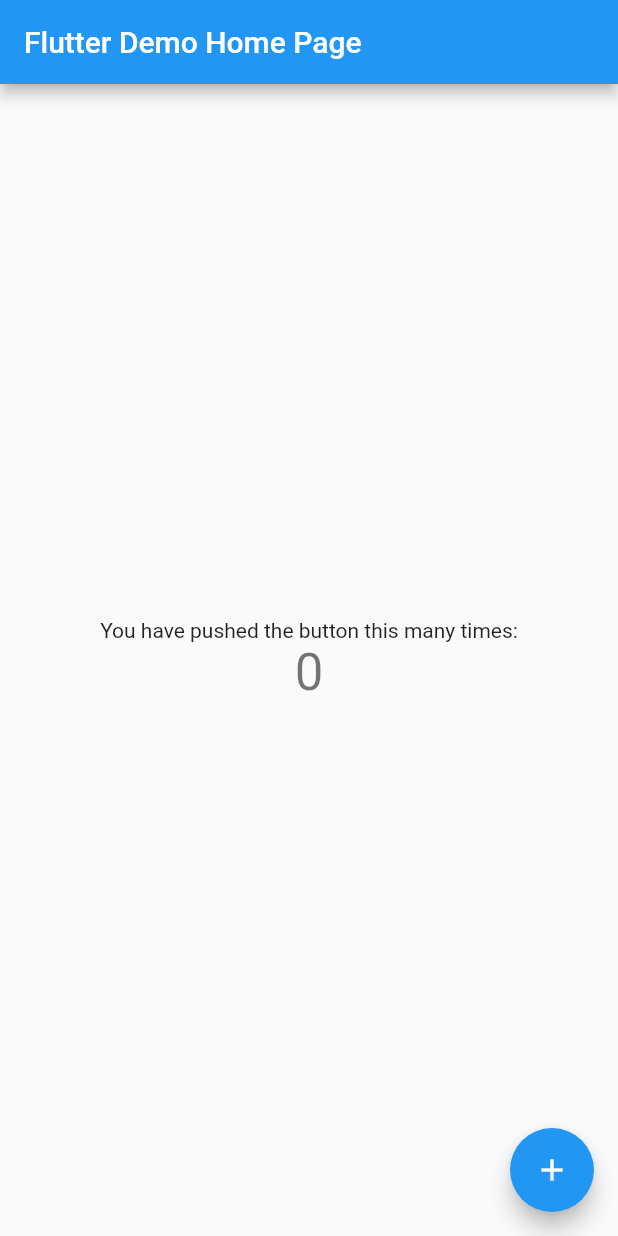
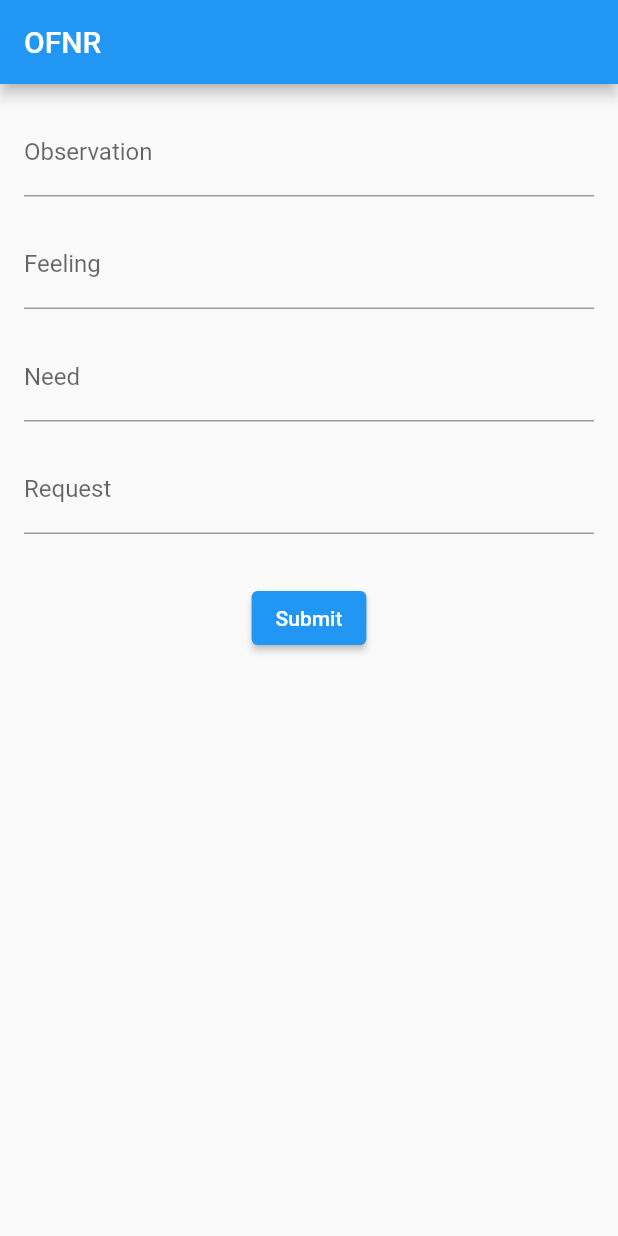
Before and after one commit to qemqemqem/nvcapp, a Flutter app: the screen it shows after launch, on a phone screen of 412 x 824 dp. Run offline on Flutter 3.47's test engine with Material 2 defaults, Android fonts, the phone set to English and light mode, and no system bars.

Commit message:
0.1 cor4

```diff
--- a/Flutter App/cor_4/lib/main.dart
+++ b/Flutter App/cor_4/lib/main.dart
@@ -7,109 +7,107 @@ void main() {
 class MyApp extends StatelessWidget {
   const MyApp({super.key});
 
-  // This widget is the root of your application.
   @override
   Widget build(BuildContext context) {
     return MaterialApp(
-      title: 'Flutter Demo',
+      title: 'OFNR App',
       theme: ThemeData(
-        // This is the theme of your application.
-        //
-        // Try running your application with "flutter run". You'll see the
-        // application has a blue toolbar. Then, without quitting the app, try
-        // changing the primarySwatch below to Colors.green and then invoke
-        // "hot reload" (press "r" in the console where you ran "flutter run",
-        // or simply save your changes to "hot reload" in a Flutter IDE).
-        // Notice that the counter didn't reset back to zero; the application
-        // is not restarted.
         primarySwatch: Colors.blue,
       ),
-      home: const MyHomePage(title: 'Flutter Demo Home Page'),
+      home: const OFNRPage(title: 'OFNR'),
     );
   }
 }
 
-class MyHomePage extends StatefulWidget {
-  const MyHomePage({super.key, required this.title});
-
-  // This widget is the home page of your application. It is stateful, meaning
-  // that it has a State object (defined below) that contains fields that affect
-  // how it looks.
-
-  // This class is the configuration for the state. It holds the values (in this
-  // case the title) provided by the parent (in this case the App widget) and
-  // used by the build method of the State. Fields in a Widget subclass are
-  // always marked "final".
+class OFNRPage extends StatefulWidget {
+  const OFNRPage({super.key, required this.title});
 
   final String title;
 
   @override
-  State<MyHomePage> createState() => _MyHomePageState();
+  State<OFNRPage> createState() => _OFNRPageState();
 }
 
-class _MyHomePageState extends State<MyHomePage> {
-  int _counter = 0;
+class _OFNRPageState extends State<OFNRPage> {
+  String observation = '';
+  String feeling = '';
+  String need = '';
+  String request = '';
 
-  void _incrementCounter() {
-    setState(() {
-      // This call to setState tells the Flutter framework that something has
-      // changed in this State, which causes it to rerun the build method below
-      // so that the display can reflect the updated values. If we changed
-      // _counter without calling setState(), then the build method would not be
-      // called again, and so nothing would appear to happen.
-      _counter++;
-    });
+  void _submitOFNR() {
+// Implement logic for submitting OFNR data
+// Could send to server or save locally, etc.
+// For now, just print to console for debugging purposes
+    print('Observation: $observation');
+    print('Feeling: $feeling');
+    print('Need: $need');
+    print('Request: $request');
   }
 
   @override
   Widget build(BuildContext context) {
-    // This method is rerun every time setState is called, for instance as done
-    // by the _incrementCounter method above.
-    //
-    // The Flutter framework has been optimized to make rerunning build methods
-    // fast, so that you can just rebuild anything that needs updating rather
-    // than having to individually change instances of widgets.
     return Scaffold(
       appBar: AppBar(
-        // Here we take the value from the MyHomePage object that was created by
-        // the App.build method, and use it to set our appbar title.
         title: Text(widget.title),
       ),
-      body: Center(
-        // Center is a layout widget. It takes a single child and positions it
-        // in the middle of the parent.
+      body: SingleChildScrollView(
+        child: Padding(
+          padding: const EdgeInsets.all(16.0),
           child: Column(
-          // Column is also a layout widget. It takes a list of children and
-          // arranges them vertically. By default, it sizes itself to fit its
-          // children horizontally, and tries to be as tall as its parent.
-          //
-          // Invoke "debug painting" (press "p" in the console, choose the
-          // "Toggle Debug Paint" action from the Flutter Inspector in Android
-          // Studio, or the "Toggle Debug Paint" command in Visual Studio Code)
-          // to see the wireframe for each widget.
-          //
-          // Column has various properties to control how it sizes itself and
-          // how it positions its children. Here we use mainAxisAlignment to
-          // center the children vertically; the main axis here is the vertical
-          // axis because Columns are vertical (the cross axis would be
-          // horizontal).
             mainAxisAlignment: MainAxisAlignment.center,
             children: <Widget>[
-            const Text(
-              'You have pushed the button this many times:',
+              TextField(
+                decoration: const InputDecoration(
+                  labelText: 'Observation',
                 ),
-            Text(
-              '$_counter',
-              style: Theme.of(context).textTheme.headlineMedium,
+                onChanged: (value) {
+                  setState(() {
+                    observation = value;
+                  });
+                },
+              ),
+              const SizedBox(height: 16),
+              TextField(
+                decoration: const InputDecoration(
+                  labelText: 'Feeling',
+                ),
+                onChanged: (value) {
+                  setState(() {
+                    feeling = value;
+                  });
+                },
+              ),
+              const SizedBox(height: 16),
+              TextField(
+                decoration: const InputDecoration(
+                  labelText: 'Need',
+                ),
+                onChanged: (value) {
+                  setState(() {
+                    need = value;
+                  });
+                },
+              ),
+              const SizedBox(height: 16),
+              TextField(
+                decoration: const InputDecoration(
+                  labelText: 'Request',
+                ),
+                onChanged: (value) {
+                  setState(() {
+                    request = value;
+                  });
+                },
+              ),
+              const SizedBox(height: 32),
+              ElevatedButton(
+                onPressed: _submitOFNR,
+                child: const Text('Submit'),
               ),
             ],
           ),
         ),
-      floatingActionButton: FloatingActionButton(
-        onPressed: _incrementCounter,
-        tooltip: 'Increment',
-        child: const Icon(Icons.add),
-      ), // This trailing comma makes auto-formatting nicer for build methods.
+      ),
     );
   }
 }
```
Lines whose indentation alone changed are shown as unchanged.
